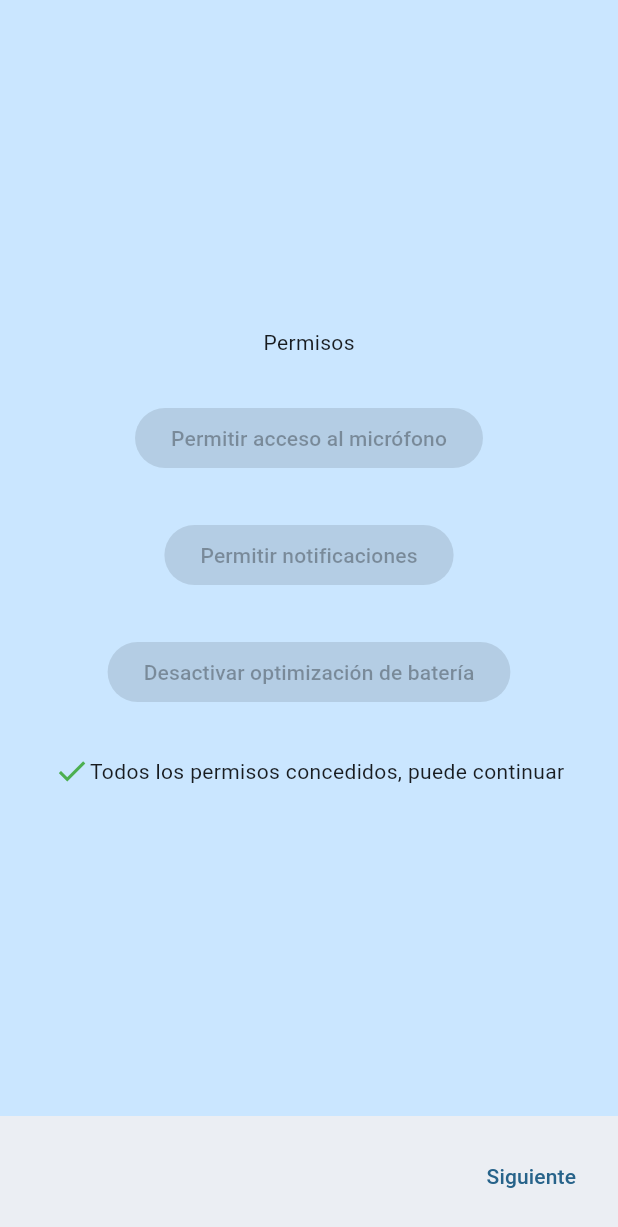
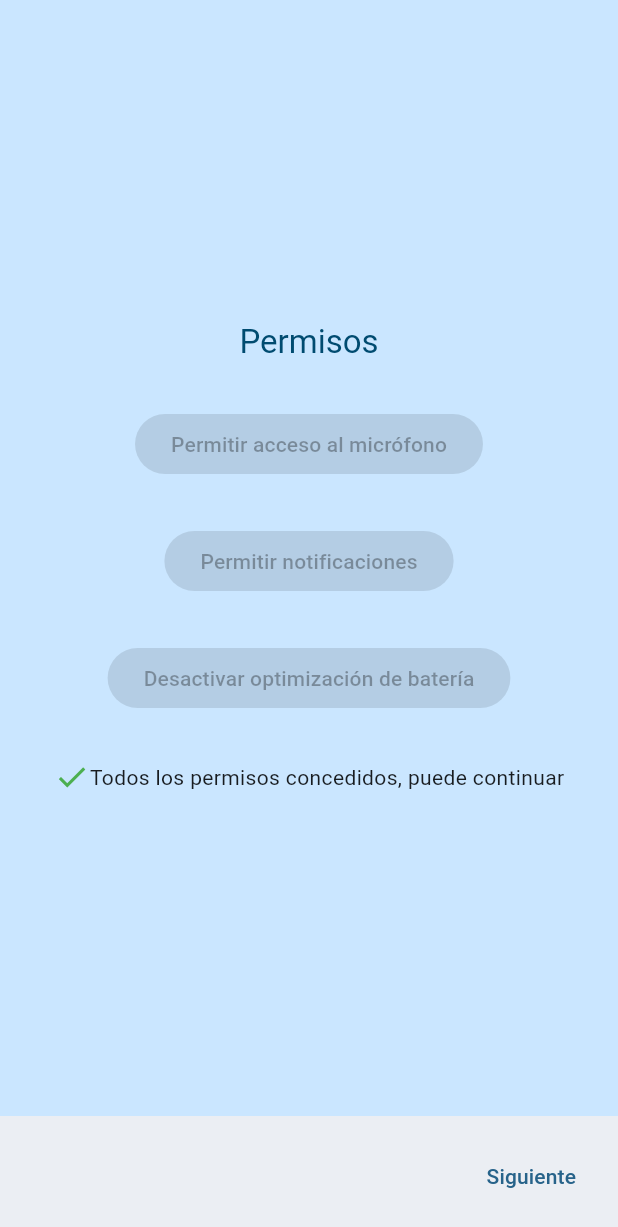
Before and after one commit to ottoknowsnt/apneadiag, a Flutter app: the OnboardingPage screen opened directly, on a phone screen of 412 x 824 dp. Shown: the top 1227 px of the screen. Run offline on Flutter 3.47's test engine with Material 2 defaults, Android fonts, the phone set to English and light mode, and no system bars; our stand-ins replace battery_plus, flutter_local_notifications, permission_handler, shared_preferences, timezone; missing offline and left inert: flutter_sound; accounts and stored records are empty.

```diff
--- a/lib/screens/permissions_page.dart
+++ b/lib/screens/permissions_page.dart
@@ -14,11 +14,17 @@ class PermissionsPage extends StatelessWidget {
     var ignoreBatteryOptimizationsGranted =
         permissionManager.ignoreBatteryOptimizationsGranted;
     var allPermissionsGranted = permissionManager.allPermissionsGranted;
+
+    var theme = Theme.of(context);
+    var style = theme.textTheme.titleLarge!.copyWith(
+      color: theme.colorScheme.onPrimaryContainer,
+    );
+
     return Center(
       child: Column(
         mainAxisAlignment: MainAxisAlignment.center,
         children: [
-          const Text('Permisos'),
+          Text('Permisos', style: style),
           const SizedBox(height: 30),
           ElevatedButton(
             onPressed: micPermissionGranted
```
Also changed, not shown: lib/screens/home_page.dart (+15 -1 lines).
